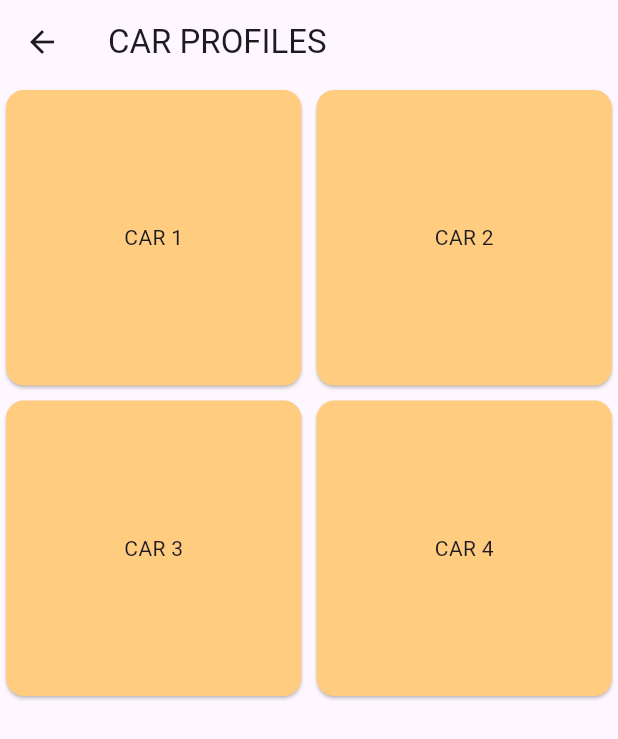
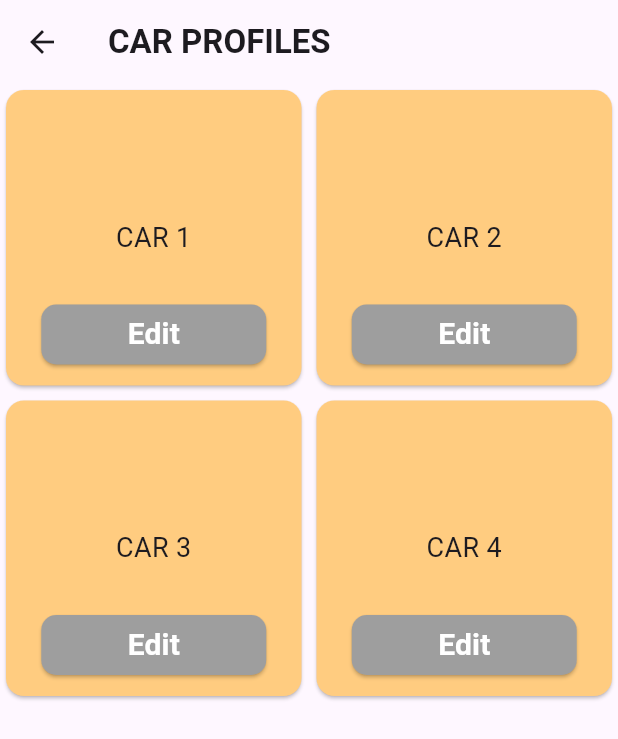
Before and after one commit to TechPyllars2024/AutoCareCarOwners, a Flutter app: the CarOwnerCarProfile screen opened directly, on a phone screen of 412 x 824 dp. Shown: the top 739 px of the screen. Run offline on Flutter 3.47's test engine with Material 3 defaults, Android fonts, the phone set to English and light mode, and no system bars; our stand-ins replace curved_navigation_bar.

Commit message:
update: edit car profile

```diff
--- a/lib/screens/car_owner_car_profile.dart
+++ b/lib/screens/car_owner_car_profile.dart
@@ -8,17 +8,41 @@ class CarOwnerCarProfile extends StatefulWidget {
 }
 
 class _CarOwnerCarProfileState extends State<CarOwnerCarProfile> {
+  List<String> cars = List.generate(4, (index) => 'CAR ${index + 1}');
 
-  List<String> cars = List.generate(4, (index) => 'CAR ${index + 1}');
+  void _editCar(int index) {
+    // This is where you'll handle the edit logic for the specific car.
+    // For now, let's just show a dialog as an example.
+    showDialog(
+      context: context,
+      builder: (context) {
+        return AlertDialog(
+          title: Text('Edit ${cars[index]}'),
+          content: Text('You are editing ${cars[index]}.'),
+          actions: [
+            TextButton(
+              onPressed: () {
+                Navigator.of(context).pop();
+              },
+              child: Text('Close'),
+            ),
+          ],
+        );
+      },
+    );
+  }
 
   @override
   Widget build(BuildContext context) {
     return Scaffold(
-      appBar: AppBar(title: Text('CAR PROFILES')),
+      appBar: AppBar(
+        title: Text(
+          'CAR PROFILES',
+          style: TextStyle(fontWeight: FontWeight.bold),
+        ),
+      ),
       body: GridView.builder(
-
         gridDelegate: SliverGridDelegateWithFixedCrossAxisCount(
-
             crossAxisCount: 2,
             crossAxisSpacing: 2,
             mainAxisSpacing: 2,
@@ -26,12 +50,44 @@ class _CarOwnerCarProfileState extends State<CarOwnerCarProfile> {
         itemCount: cars.length,
         itemBuilder: (context, index) => Card(
           color: Colors.orange.shade200,
-          child: Center(
-            child: Text(cars[index]),
+          child: Stack(
+            children: [
+              Center(
+                child: Text(
+                  cars[index],
+                  textAlign: TextAlign.center,
+                  style: TextStyle(fontSize: 18),
+                ),
+              ),
+              Padding(
+                padding: const EdgeInsets.only(bottom: 10.0),
+                child: Align(
+                  alignment: Alignment.bottomCenter,
+                  child: ElevatedButton(
+                    style: ElevatedButton.styleFrom(
+                      shape: RoundedRectangleBorder(
+                        borderRadius: BorderRadius.circular(10),
+                      ),
+                      minimumSize: Size(150, 40),
+                      backgroundColor: Colors.grey,
+                    ),
+                    onPressed: () {
+                      _editCar(index);
+                    },
+                    child: Text(
+                      'Edit',
+                      style: TextStyle(
+                          fontWeight: FontWeight.bold,
+                          color: Colors.white,
+                          fontSize: 20),
+                    ),
+                  ),
+                ),
+              ),
+            ],
           ),
         ),
       ),
-
     );
   }
 }
```
